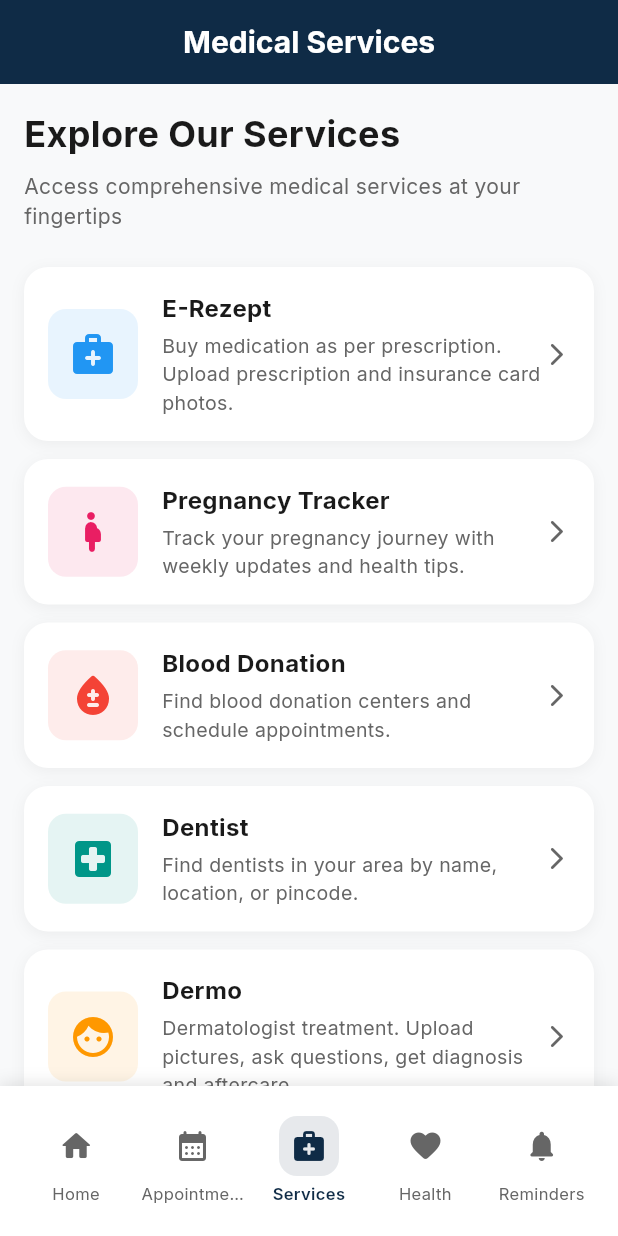
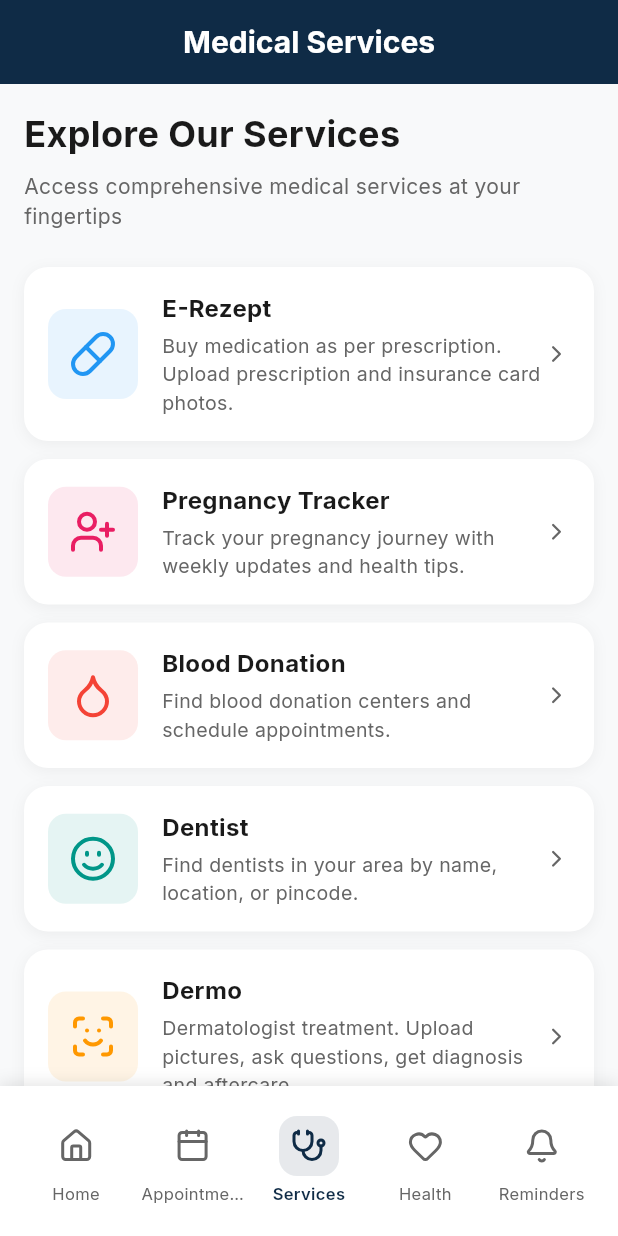
Before and after one commit to Kingmaker-RK/Medicus1, a Flutter app: the ServicesHubScreen screen opened by its route, on a phone screen of 412 x 824 dp. Run offline on Flutter 3.47's test engine with Material 3 defaults, Android fonts, the light colour scheme and no system bars; our stand-ins replace dio, firebase_auth, firebase_core, flutter_tts, go_router, google_fonts and 6 more; missing offline and left inert: deepl_dart; accounts and stored records are empty.

Commit message:
Update services hub, user profile, and bottom navigation

```diff
--- a/lib/screens/services_hub_screen.dart
+++ b/lib/screens/services_hub_screen.dart
@@ -1,5 +1,6 @@
 import 'package:flutter/material.dart';
 import 'package:go_router/go_router.dart';
+import 'package:lucide_icons/lucide_icons.dart';
 import '../constants/colors.dart';
 import '../widgets/app_bottom_navigation_bar.dart';
 
@@ -44,7 +45,7 @@ class ServicesHubScreen extends StatelessWidget {
             const SizedBox(height: 24),
             _buildServiceCard(
               context: context,
-              icon: Icons.medical_services_rounded,
+              icon: LucideIcons.pill,
               title: 'E-Rezept',
               description:
                   'Buy medication as per prescription. Upload prescription and insurance card photos.',
@@ -54,7 +55,7 @@ class ServicesHubScreen extends StatelessWidget {
             const SizedBox(height: 12),
             _buildServiceCard(
               context: context,
-              icon: Icons.pregnant_woman_rounded,
+              icon: LucideIcons.userPlus,
               title: 'Pregnancy Tracker',
               description:
                   'Track your pregnancy journey with weekly updates and health tips.',
@@ -64,7 +65,7 @@ class ServicesHubScreen extends StatelessWidget {
             const SizedBox(height: 12),
             _buildServiceCard(
               context: context,
-              icon: Icons.bloodtype_rounded,
+              icon: LucideIcons.droplet,
               title: 'Blood Donation',
               description:
                   'Find blood donation centers and schedule appointments.',
@@ -74,7 +75,7 @@ class ServicesHubScreen extends StatelessWidget {
             const SizedBox(height: 12),
             _buildServiceCard(
               context: context,
-              icon: Icons.local_hospital_rounded,
+              icon: LucideIcons.smile,
               title: 'Dentist',
               description:
                   'Find dentists in your area by name, location, or pincode.',
@@ -84,7 +85,7 @@ class ServicesHubScreen extends StatelessWidget {
             const SizedBox(height: 12),
             _buildServiceCard(
               context: context,
-              icon: Icons.face_rounded,
+              icon: LucideIcons.scanFace,
               title: 'Dermo',
               description:
                   'Dermatologist treatment. Upload pictures, ask questions, get diagnosis and aftercare.',
@@ -94,7 +95,7 @@ class ServicesHubScreen extends StatelessWidget {
             const SizedBox(height: 12),
             _buildServiceCard(
               context: context,
-              icon: Icons.child_care_rounded,
+              icon: LucideIcons.baby,
               title: 'Baby Tracker',
               description: 'Track your newborn\'s feeding, sleep, and growth.',
               color: Colors.purple,
@@ -103,7 +104,7 @@ class ServicesHubScreen extends StatelessWidget {
             const SizedBox(height: 12),
             _buildServiceCard(
               context: context,
-              icon: Icons.accessibility_new_rounded,
+              icon: LucideIcons.bone,
               title: 'Orthopedic',
               description:
                   'Orthopedic examination tools for doctors. Similar to Orthoexamine.',
@@ -113,7 +114,7 @@ class ServicesHubScreen extends StatelessWidget {
             const SizedBox(height: 12),
             _buildServiceCard(
               context: context,
-              icon: Icons.fitness_center_rounded,
+              icon: LucideIcons.dumbbell,
               title: 'FitPhysic',
               description:
                   'Personal guide for successful rehab with training videos.',
@@ -187,7 +188,7 @@ class ServicesHubScreen extends StatelessWidget {
               ),
             ),
             Icon(
-              Icons.arrow_forward_ios_rounded,
+              LucideIcons.chevronRight,
               color: AppColors.textSecondary,
               size: 18,
             ),
--- a/lib/widgets/app_bottom_navigation_bar.dart
+++ b/lib/widgets/app_bottom_navigation_bar.dart
@@ -1,5 +1,6 @@
 import 'package:flutter/material.dart';
 import 'package:go_router/go_router.dart';
+import 'package:lucide_icons/lucide_icons.dart';
 import '../constants/colors.dart';
 
 class AppBottomNavigationBar extends StatelessWidget {
@@ -29,7 +30,7 @@ class AppBottomNavigationBar extends StatelessWidget {
             children: [
               _buildNavItem(
                 context: context,
-                icon: Icons.home_rounded,
+                icon: LucideIcons.home,
                 label: 'Home',
                 index: 0,
                 isSelected: currentIndex == 0,
@@ -37,7 +38,7 @@ class AppBottomNavigationBar extends StatelessWidget {
               ),
               _buildNavItem(
                 context: context,
-                icon: Icons.calendar_month_rounded,
+                icon: LucideIcons.calendar,
                 label: 'Appointments',
                 index: 1,
                 isSelected: currentIndex == 1,
@@ -45,7 +46,7 @@ class AppBottomNavigationBar extends StatelessWidget {
               ),
               _buildNavItem(
                 context: context,
-                icon: Icons.medical_services_rounded,
+                icon: LucideIcons.stethoscope,
                 label: 'Services',
                 index: 4,
                 isSelected: currentIndex == 4,
@@ -53,7 +54,7 @@ class AppBottomNavigationBar extends StatelessWidget {
               ),
               _buildNavItem(
                 context: context,
-                icon: Icons.favorite_rounded,
+                icon: LucideIcons.heart,
                 label: 'Health',
                 index: 2,
                 isSelected: currentIndex == 2,
@@ -61,7 +62,7 @@ class AppBottomNavigationBar extends StatelessWidget {
               ),
               _buildNavItem(
                 context: context,
-                icon: Icons.notifications_rounded,
+                icon: LucideIcons.bell,
                 label: 'Reminders',
                 index: 3,
                 isSelected: currentIndex == 3,
--- a/pubspec.yaml
+++ b/pubspec.yaml
@@ -81,6 +81,7 @@ dependencies:
   # Image Picker
   image_picker: ^1.1.2
   deepl_dart: ^2.0.0
+  lucide_icons: ^0.257.0
 
 dev_dependencies:
   flutter_test:
```
Also changed, not shown: lib/screens/user_profile_screen.dart (+11 -10 lines), pubspec.lock.
